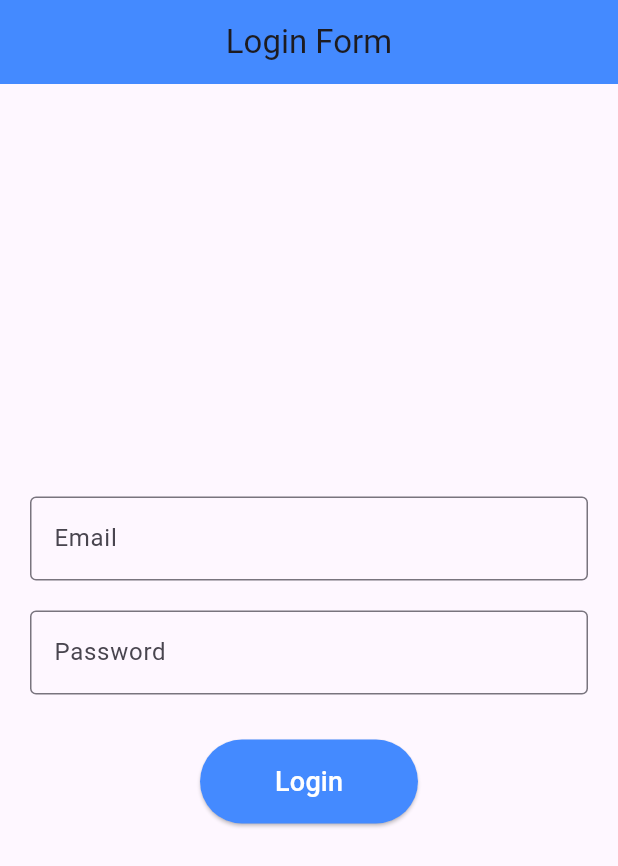
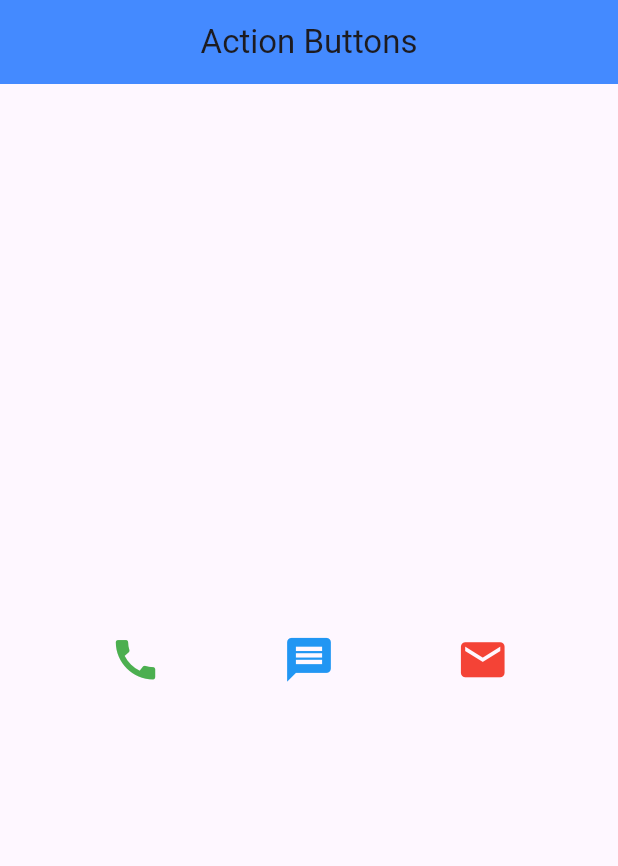
Before and after one commit to Hindavi-1/flutter_exercises, a Flutter app: the screen it shows after launch, on a phone screen of 412 x 824 dp. Shown: the top 866 px of the screen. Run offline on Flutter 3.47's test engine with Material 3 defaults, Android fonts, the phone set to English and light mode, and no system bars.

Commit message:
action buttons

```diff
--- a/lib/main.dart
+++ b/lib/main.dart
@@ -1,6 +1,7 @@
 import 'package:flutter/material.dart';
 import 'task1_user_profile.dart';
 import 'task2_login_form.dart';
+import 'task3_action_buttons.dart';
 
 void main() {
   runApp(const MyApp());
@@ -13,7 +14,7 @@ class MyApp extends StatelessWidget {
   Widget build(BuildContext context) {
     return const MaterialApp(
       debugShowCheckedModeBanner: false,
-      home: Task2LoginForm(),
+      home: Task3ActionButtons(),
     );
   }
 }
--- /dev/null
+++ b/lib/task3_action_buttons.dart
@@ -0,0 +1,46 @@
+import 'package:flutter/material.dart';
+
+class Task3ActionButtons extends StatelessWidget {
+  const Task3ActionButtons({super.key});
+
+  @override
+  Widget build(BuildContext context) {
+    return Scaffold(
+      appBar: AppBar(
+        title: const Text("Action Buttons"),
+        backgroundColor: Colors.blueAccent,
+        centerTitle: true,
+      ),
+      body: Center(
+        child: Row(
+          mainAxisAlignment: MainAxisAlignment.spaceEvenly, // evenly spaces buttons
+          children: [
+            // Call Button
+            IconButton(
+              onPressed: () {
+                print("Call Button Pressed");
+              },
+              icon: const Icon(Icons.call, color: Colors.green, size: 35),
+            ),
+
+            // Message Button
+            IconButton(
+              onPressed: () {
+                print("Message Button Pressed");
+              },
+              icon: const Icon(Icons.message, color: Colors.blue, size: 35),
+            ),
+
+            // Email Button
+            IconButton(
+              onPressed: () {
+                print("Email Button Pressed");
+              },
+              icon: const Icon(Icons.email, color: Colors.red, size: 35),
+            ),
+          ],
+        ),
+      ),
+    );
+  }
+}
```
